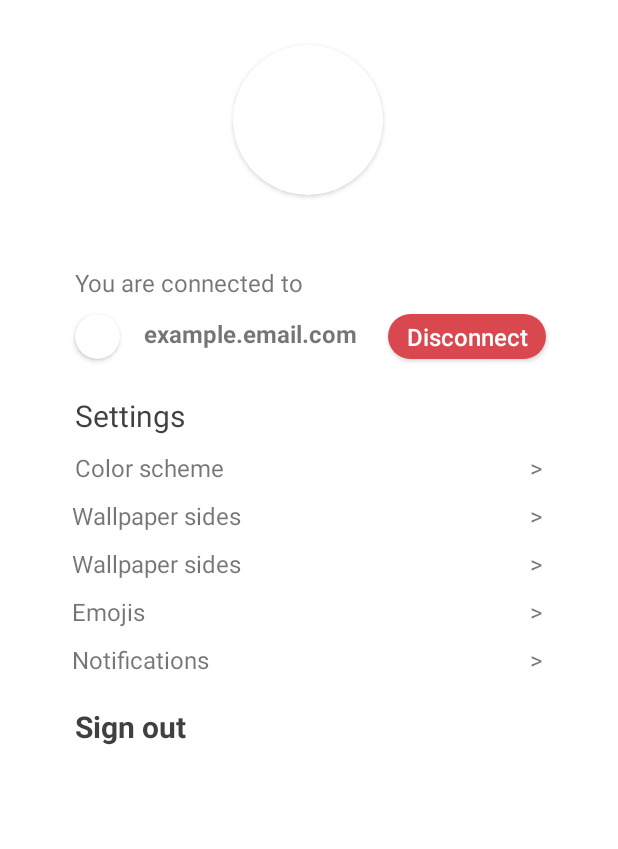
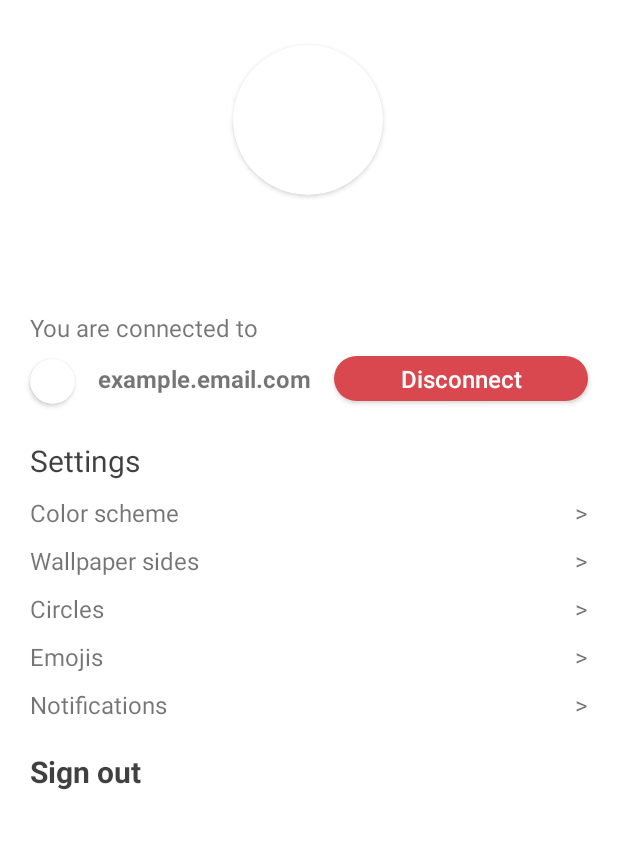
Before and after one commit to Lipegno/inTouchApp, an Android app: the HomeActivity screen opened directly, with no data from a screen before it, on a phone screen of 412 x 824 dp, the part 266-1115 px from its top. Run offline under Robolectric (Android 15) with nearby library versions, the light colour scheme and no system bars; our stand-ins replace Firebase (no records; nobody signed in at launch, a user with empty details on screens opened directly); libraries missing offline, so code that uses them is left out: com.firebase.ui; 1 statement that could not run was skipped.

Commit message:
Update Hope Screen

```diff
--- a/app/src/main/java/com/example/intouch/HomeActivity.java
+++ b/app/src/main/java/com/example/intouch/HomeActivity.java
@@ -21,6 +21,10 @@ import android.widget.TextView;
 import android.widget.Toast;
 
 import com.bumptech.glide.Glide;
+import com.example.intouch.dao.DAOConnection;
+import com.example.intouch.helpers.Callback;
+import com.example.intouch.models.Connection;
+import com.example.intouch.models.User;
 import com.firebase.ui.storage.images.FirebaseImageLoader;
 import com.google.android.gms.tasks.OnCompleteListener;
 import com.google.android.gms.tasks.OnFailureListener;
@@ -35,25 +39,37 @@ import com.google.firebase.storage.OnProgressListener;
 import com.google.firebase.storage.StorageReference;
 import com.google.firebase.storage.UploadTask;
 
+import org.w3c.dom.Text;
+
 import java.util.UUID;
 
 public class HomeActivity extends AppCompatActivity {
 
-    /*private interface PictureListener {
+    private interface PictureListener {
         void onProfilePictureUpdated();
     }
 
     private PictureListener pictureListener;
-
     private StorageReference storageReference;
 
+    TextView userEmailTextView;
+    TextView partnerEmailTextView;
+    TextView singOutTextView;
+    TextView colorSchemeTextView;
+    TextView wallpaperSidesTextView;
+    TextView circlesTextView;
+    TextView emojisTextView;
+    TextView notificationsTextView;
 
-    TextView userEmailTextView;
-    TextView singOutTextView;
     ImageView userImageView;
+    ImageView partnerImageView;
+
+    Button buttonDisconnect;
 
     FirebaseAuth mAuth;
     FirebaseUser mUser;
+    User partner;
+    Connection usersConnection;
 
     TextView popUpMessage;
     Button yesButton;
@@ -62,35 +78,131 @@ public class HomeActivity extends AppCompatActivity {
 
     private Uri filePath;
     private Uri userPhotoUrl;
-    private final int PICK_IMAGE = 100;*/
+    private final int PICK_IMAGE = 100;
 
     @Override
     protected void onCreate(Bundle savedInstanceState) {
         super.onCreate(savedInstanceState);
 
         setContentView(R.layout.home_page_and_settings);
-/*
-        userEmailTextView = findViewById(R.id.userEmail);
-        userImageView = findViewById(R.id.userImageViewConnectWith);
-        singOutTextView = findViewById(R.id.signOut);
-        buttonContinue = findViewById(R.id.buttonContinueConnectWith);
 
         mAuth = FirebaseAuth.getInstance();
         mUser = mAuth.getCurrentUser();
-
         storageReference = FirebaseStorage.getInstance().getReference();
 
-        userPhotoUrl = mUser.getPhotoUrl();
-        Glide.with(HomeActivity.this).load(userPhotoUrl.toString()).into(userImageView);
+        userImageView = findViewById(R.id.userImageHome);
+        userEmailTextView = findViewById(R.id.userEmailHome);
+        partnerImageView = findViewById(R.id.partnerImageViewHome);
+        partnerEmailTextView = findViewById(R.id.partnerEmailHome);
+        buttonDisconnect = findViewById(R.id.buttonDisconnect);
+
+        colorSchemeTextView = findViewById(R.id.arrowColorScheme);
+        wallpaperSidesTextView = findViewById(R.id.arrowWallpaperSides);
+        circlesTextView = findViewById(R.id.arrowCircles);
+        emojisTextView = findViewById(R.id.arrowEmojis);
+        notificationsTextView = findViewById(R.id.arrowNotifications);
+
+        singOutTextView = findViewById(R.id.signOutHome);
+
 
         if (mUser != null) {
             userEmailTextView.setText(mUser.getEmail());
+            userPhotoUrl = mUser.getPhotoUrl();
+            Glide.with(HomeActivity.this).load(userPhotoUrl.toString()).into(userImageView);
+            getUsersConnection(mUser.getUid());
         }
 
-        singOutTextView.setOnClickListener(new View.OnClickListener() {
+        setOnClickListeners();
+
+        pictureListener = new PictureListener() {
+            @Override
+            public void onProfilePictureUpdated() {
+                Uri uri = mUser.getPhotoUrl();
+                //Toast.makeText(HomeActivity.this, ""+uri.toString(), Toast.LENGTH_SHORT).show();
+                Glide.with(HomeActivity.this).load(uri.toString()).into(userImageView);
+            }
+        };
+
+    }
+
+    private void getUsersConnection(String uid) {
+        DAOConnection.getInstance().getConnectionByAUserUid(mUser.getUid(), new Callback<Connection>() {
+            @Override
+            public void execute(Connection connection) {
+                usersConnection = connection;
+                if (connection.firstUser.uid.equals(mUser.getUid())) {
+                    partner = usersConnection.secondUser;
+                } else {
+                    partner = usersConnection.firstUser;
+                }
+
+                setPartnersContent(partner);
+            }
+        }, new Callback() {
+            @Override
+            public void execute(Object object) {
+
+            }
+        });
+    }
+
+    private void setPartnersContent(User partner) {
+        partnerEmailTextView.setText(partner.email);
+        Glide.with(HomeActivity.this).load(partner.photoURL).into(partnerImageView);
+    }
+
+    private void setOnClickListeners() {
+        buttonDisconnect.setOnClickListener(new View.OnClickListener() {
             @Override
             public void onClick(View view) {
-                showSignOutPopUp(view);
+                Toast.makeText(HomeActivity.this, "Disconnect", Toast.LENGTH_SHORT).show();
+                // TO DO
+                // Delete the connection between the users
+            }
+        });
+
+        colorSchemeTextView.setOnClickListener(new View.OnClickListener() {
+            @Override
+            public void onClick(View view) {
+                Toast.makeText(HomeActivity.this, "Color scheme", Toast.LENGTH_SHORT).show();
+                // TO DO
+                // redirect to the activity where the color scheme is set
+            }
+        });
+
+        wallpaperSidesTextView.setOnClickListener(new View.OnClickListener() {
+            @Override
+            public void onClick(View view) {
+                Toast.makeText(HomeActivity.this, "Wallpaper", Toast.LENGTH_SHORT).show();
+                // TO DO
+                // redirect to the activity where the wallpaper is set
+            }
+        });
+
+        circlesTextView.setOnClickListener(new View.OnClickListener() {
+            @Override
+            public void onClick(View view) {
+                Toast.makeText(HomeActivity.this, "Circles", Toast.LENGTH_SHORT).show();
+                // TO DO
+                // redirect to the activity where the circles are set
+            }
+        });
+
+        emojisTextView.setOnClickListener(new View.OnClickListener() {
+            @Override
+            public void onClick(View view) {
+                Toast.makeText(HomeActivity.this, "Emojis", Toast.LENGTH_SHORT).show();
+                // TO DO
+                // redirect to the activity where the emojis are set
+            }
+        });
+
+        notificationsTextView.setOnClickListener(new View.OnClickListener() {
+            @Override
+            public void onClick(View view) {
+                Toast.makeText(HomeActivity.this, "Notifications", Toast.LENGTH_SHORT).show();
+                // TO DO
+                // redirect to the activity where the notifications are set
             }
         });
 
@@ -102,35 +214,19 @@ public class HomeActivity extends AppCompatActivity {
             }
         });
 
-        pictureListener = new PictureListener() {
-            @Override
-            public void onProfilePictureUpdated() {
-                Uri uri = mUser.getPhotoUrl();
-                //Toast.makeText(HomeActivity.this, ""+uri.toString(), Toast.LENGTH_SHORT).show();
-                Glide.with(HomeActivity.this).load(uri.toString()).into(userImageView);
-            }
-        };
-
-        buttonContinue.setOnClickListener(new View.OnClickListener() {
+        singOutTextView.setOnClickListener(new View.OnClickListener() {
             @Override
             public void onClick(View view) {
-                redirectToSentRequestActivity();
+                showSignOutPopUp(view);
             }
-        });*/
+        });
     }
 
-    private void redirectToAccountCreatedActivity() {
-        Intent intent = new Intent(this, AccountCreatedActivity.class);
-        intent.setFlags(Intent.FLAG_ACTIVITY_CLEAR_TASK|Intent.FLAG_ACTIVITY_NEW_TASK);
-        startActivity(intent);
+    private void openGallery() {
+        Intent gallery = new Intent(Intent.ACTION_OPEN_DOCUMENT, MediaStore.Images.Media.INTERNAL_CONTENT_URI);
+        startActivityForResult(gallery, PICK_IMAGE);
     }
 
-    private void redirectToSentRequestActivity() {
-        Intent intent = new Intent(this, SentRequestActivity.class);
-        intent.setFlags(Intent.FLAG_ACTIVITY_CLEAR_TASK|Intent.FLAG_ACTIVITY_NEW_TASK);
-        startActivity(intent);
-    }
-    /*
     private void showSignOutPopUp(View view) {
         // Inflate the layout of the popup window
         LayoutInflater inflater = (LayoutInflater)
@@ -173,7 +269,7 @@ public class HomeActivity extends AppCompatActivity {
 
         // Show the popup window
         // Which view you pass in doesn't matter, it is only used for the window tolken
-        popupWindow.showAtLocation(findViewById(R.id.userImageViewConnectWith), Gravity.CENTER, 0, 0);
+        popupWindow.showAtLocation(findViewById(R.id.userImageHome), Gravity.CENTER, 0, 0);
 
     }
 
@@ -183,16 +279,12 @@ public class HomeActivity extends AppCompatActivity {
     }
 
     // Redirects to the login screen
-    public void redirectToLogIn(){
-        Intent intent = new Intent(this,LogInActivity.class);
-        intent.setFlags(Intent.FLAG_ACTIVITY_CLEAR_TASK|Intent.FLAG_ACTIVITY_NEW_TASK);
+    public void redirectToLogIn() {
+        Intent intent = new Intent(this, LogInActivity.class);
+        intent.setFlags(Intent.FLAG_ACTIVITY_CLEAR_TASK | Intent.FLAG_ACTIVITY_NEW_TASK);
         startActivity(intent);
     }
 
-    private void openGallery() {
-        Intent gallery = new Intent(Intent.ACTION_OPEN_DOCUMENT, MediaStore.Images.Media.INTERNAL_CONTENT_URI);
-        startActivityForResult(gallery, PICK_IMAGE);
-    }
 
     @Override
     public void onActivityResult(int requestCode, int resultCode, Intent data) {
@@ -207,18 +299,17 @@ public class HomeActivity extends AppCompatActivity {
 
     private void uploadImage() {
 
-        if(filePath != null)
-        {
+        if (filePath != null) {
             final ProgressDialog progressDialog = new ProgressDialog(this);
             progressDialog.setTitle("Uploading...");
             progressDialog.show();
 
 
             String uid = mUser.getUid();
-            StorageReference ref = storageReference.child("users/"+uid+"/profile_image");
+            StorageReference ref = storageReference.child("users/" + uid + "/profile_image");
 
-            if(ref != null){
-                Toast.makeText(this, ""+ref, Toast.LENGTH_SHORT).show();
+            if (ref != null) {
+                Toast.makeText(this, "" + ref, Toast.LENGTH_SHORT).show();
             }
 
             ref.putFile(filePath)
@@ -241,15 +332,15 @@ public class HomeActivity extends AppCompatActivity {
                         @Override
                         public void onFailure(@NonNull Exception e) {
                             progressDialog.dismiss();
-                            Toast.makeText(HomeActivity.this, "Failed "+e.getMessage(), Toast.LENGTH_SHORT).show();
+                            Toast.makeText(HomeActivity.this, "Failed " + e.getMessage(), Toast.LENGTH_SHORT).show();
                         }
                     })
                     .addOnProgressListener(new OnProgressListener<UploadTask.TaskSnapshot>() {
                         @Override
                         public void onProgress(UploadTask.TaskSnapshot taskSnapshot) {
-                            double progress = (100.0*taskSnapshot.getBytesTransferred()/taskSnapshot
+                            double progress = (100.0 * taskSnapshot.getBytesTransferred() / taskSnapshot
                                     .getTotalByteCount());
-                            progressDialog.setMessage("Uploaded "+(int)progress+"%");
+                            progressDialog.setMessage("Uploaded " + (int) progress + "%");
                         }
                     });
 
@@ -273,5 +364,5 @@ public class HomeActivity extends AppCompatActivity {
                 });
     }
 
-     */
+
 }
--- a/app/src/main/res/layout/home_page_and_settings.xml
+++ b/app/src/main/res/layout/home_page_and_settings.xml
@@ -44,11 +44,11 @@
         app:layout_constraintTop_toBottomOf="@+id/welcome">
 
         <ImageView
-            android:id="@+id/userImage"
+            android:id="@+id/userImageHome"
             android:layout_width="wrap_content"
             android:layout_height="wrap_content"
             android:contentDescription="@string/user_image"
-            android:scaleType="center"
+            android:scaleType="centerCrop"
             tools:ignore="ImageContrastCheck"
             tools:srcCompat="@tools:sample/avatars" />
     </androidx.cardview.widget.CardView>
@@ -57,25 +57,25 @@
         android:id="@+id/user2CardView"
         android:layout_width="30dp"
         android:layout_height="30dp"
-        android:layout_marginStart="50dp"
+        android:layout_marginStart="20dp"
         android:layout_marginTop="10dp"
         app:cardCornerRadius="50dp"
         app:layout_constraintStart_toStartOf="parent"
         app:layout_constraintTop_toBottomOf="@+id/connectedTo">
 
         <ImageView
-            android:id="@+id/user2Image"
+            android:id="@+id/partnerImageViewHome"
             android:layout_width="wrap_content"
             android:layout_height="wrap_content"
             android:contentDescription="@string/user_image"
-            android:scaleType="center"
+            android:scaleType="centerCrop"
             tools:ignore="ImageContrastCheck"
             tools:srcCompat="@tools:sample/avatars" />
     </androidx.cardview.widget.CardView>
 
 
     <TextView
-        android:id="@+id/user1Email"
+        android:id="@+id/userEmailHome"
         android:layout_width="wrap_content"
         android:layout_height="wrap_content"
         android:layout_marginTop="20dp"
@@ -92,20 +92,21 @@
         android:id="@+id/connectedTo"
         android:layout_width="0dp"
         android:layout_height="wrap_content"
-        android:layout_marginStart="50dp"
-        android:layout_marginEnd="50dp"
+        android:layout_marginStart="20dp"
+        android:layout_marginTop="30dp"
+        android:layout_marginEnd="20dp"
         android:text="You are connected to"
         android:textAlignment="viewStart"
         android:textSize="16sp"
         app:layout_constraintEnd_toEndOf="parent"
         app:layout_constraintStart_toStartOf="parent"
-        app:layout_constraintTop_toBottomOf="@+id/user1Email" />
+        app:layout_constraintTop_toBottomOf="@+id/userEmailHome" />
 
     <TextView
-        android:id="@+id/user2Email"
+        android:id="@+id/partnerEmailHome"
         android:layout_width="wrap_content"
         android:layout_height="wrap_content"
-        android:layout_marginStart="16dp"
+        android:layout_marginStart="15dp"
         android:layout_marginTop="12dp"
         android:text="example.email.com"
         android:textAlignment="viewStart"
@@ -116,10 +117,11 @@
 
     <androidx.appcompat.widget.AppCompatButton
         android:id="@+id/buttonDisconnect"
-        android:layout_width="105dp"
+        android:layout_width="0dp"
         android:layout_height="30dp"
-        android:layout_marginTop="10dp"
-        android:layout_marginEnd="48dp"
+        android:layout_marginStart="15dp"
+        android:layout_marginTop="8dp"
+        android:layout_marginEnd="20dp"
         android:background="@drawable/rounded_valencia_button"
         android:fontFamily="sans-serif-medium"
         android:paddingHorizontal="10dp"
@@ -128,6 +130,8 @@
         android:textColor="#FFFFFF"
         android:textSize="16sp"
         app:layout_constraintEnd_toEndOf="parent"
+        app:layout_constraintHorizontal_bias="1.0"
+        app:layout_constraintStart_toEndOf="@+id/partnerEmailHome"
         app:layout_constraintTop_toBottomOf="@+id/connectedTo"
         tools:ignore="TextContrastCheck" />
 
@@ -135,20 +139,20 @@
         android:id="@+id/settingsText"
         android:layout_width="wrap_content"
         android:layout_height="wrap_content"
-        android:layout_marginStart="50dp"
+        android:layout_marginStart="20dp"
         android:layout_marginTop="30dp"
         android:text="Settings"
         android:textAlignment="viewStart"
         android:textColor="#BF000000"
         android:textSize="20sp"
         app:layout_constraintStart_toStartOf="parent"
-        app:layout_constraintTop_toBottomOf="@+id/user2Email" />
+        app:layout_constraintTop_toBottomOf="@+id/partnerEmailHome" />
 
     <TextView
         android:id="@+id/colorScheme"
         android:layout_width="0dp"
         android:layout_height="wrap_content"
-        android:layout_marginStart="50dp"
+        android:layout_marginStart="20dp"
         android:layout_marginTop="10dp"
         android:text="Color scheme"
         android:textAlignment="viewStart"
@@ -161,7 +165,7 @@
         android:layout_width="wrap_content"
         android:layout_height="wrap_content"
         android:layout_marginTop="10dp"
-        android:layout_marginEnd="50dp"
+        android:layout_marginEnd="20dp"
         android:text=">"
         android:textAlignment="viewEnd"
         android:textSize="16sp"
@@ -172,7 +176,7 @@
         android:id="@+id/wallpaperSides"
         android:layout_width="0dp"
         android:layout_height="wrap_content"
-        android:layout_marginStart="48dp"
+        android:layout_marginStart="20dp"
         android:layout_marginTop="10dp"
         android:text="Wallpaper sides"
         android:textAlignment="viewStart"
@@ -185,7 +189,7 @@
         android:layout_width="wrap_content"
         android:layout_height="wrap_content"
         android:layout_marginTop="10dp"
-        android:layout_marginEnd="50dp"
+        android:layout_marginEnd="20dp"
         android:text=">"
         android:textAlignment="viewEnd"
         android:textSize="16sp"
@@ -196,9 +200,9 @@
         android:id="@+id/circles"
         android:layout_width="0dp"
         android:layout_height="wrap_content"
-        android:layout_marginStart="48dp"
+        android:layout_marginStart="20dp"
         android:layout_marginTop="10dp"
-        android:text="Wallpaper sides"
+        android:text="Circles"
         android:textAlignment="viewStart"
         android:textSize="16sp"
         app:layout_constraintStart_toStartOf="parent"
@@ -209,7 +213,7 @@
         android:layout_width="wrap_content"
         android:layout_height="wrap_content"
         android:layout_marginTop="10dp"
-        android:layout_marginEnd="50dp"
+        android:layout_marginEnd="20dp"
         android:text=">"
         android:textAlignment="viewEnd"
         android:textSize="16sp"
@@ -220,7 +224,7 @@
         android:id="@+id/emojis"
         android:layout_width="0dp"
         android:layout_height="wrap_content"
-        android:layout_marginStart="48dp"
+        android:layout_marginStart="20dp"
         android:layout_marginTop="10dp"
         android:text="Emojis"
         android:textAlignment="viewStart"
@@ -233,7 +237,7 @@
         android:layout_width="wrap_content"
         android:layout_height="wrap_content"
         android:layout_marginTop="10dp"
-        android:layout_marginEnd="50dp"
+        android:layout_marginEnd="20dp"
         android:text=">"
         android:textAlignment="viewEnd"
         android:textSize="16sp"
@@ -244,7 +248,7 @@
         android:id="@+id/notifications"
         android:layout_width="0dp"
         android:layout_height="wrap_content"
-        android:layout_marginStart="48dp"
+        android:layout_marginStart="20dp"
         android:layout_marginTop="10dp"
         android:text="Notifications"
         android:textAlignment="viewStart"
@@ -257,7 +261,7 @@
         android:layout_width="wrap_content"
         android:layout_height="wrap_content"
         android:layout_marginTop="10dp"
-        android:layout_marginEnd="50dp"
+        android:layout_marginEnd="20dp"
         android:text=">"
         android:textAlignment="viewEnd"
         android:textSize="16sp"
@@ -266,10 +270,10 @@
 
 
     <TextView
-        android:id="@+id/signOut"
+        android:id="@+id/signOutHome"
         android:layout_width="wrap_content"
         android:layout_height="wrap_content"
-        android:layout_marginStart="50dp"
+        android:layout_marginStart="20dp"
         android:layout_marginTop="20dp"
         android:text="@string/sign_out"
         android:textColor="#BF000000"
```
